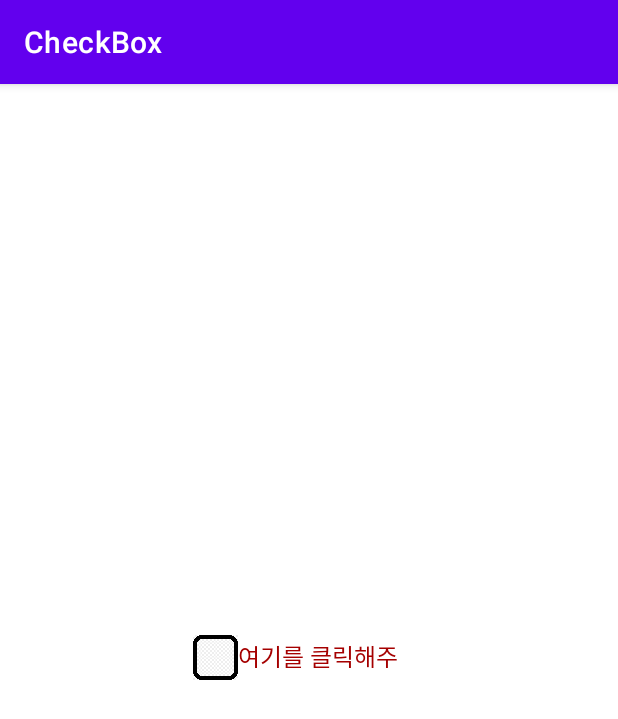
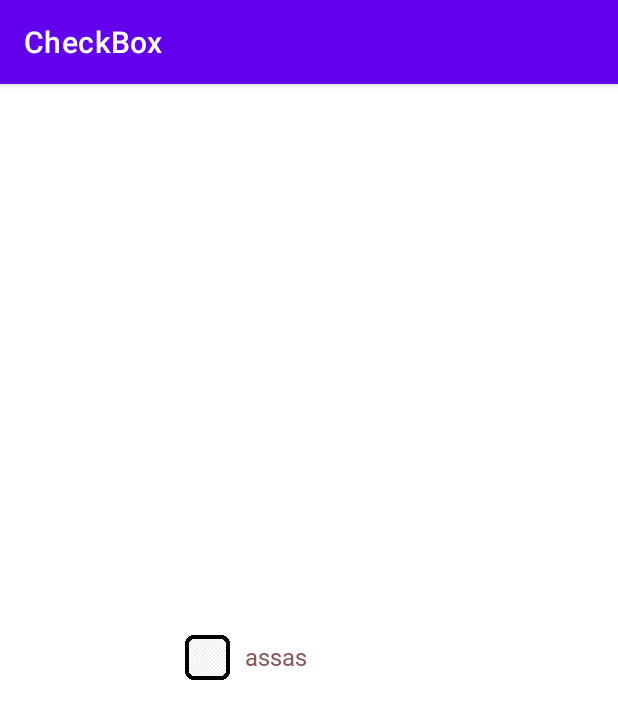
Before and after one commit to Han-JeongHyeon/CheckBoxCustom, an Android app: the screen it shows after launch (MainActivity), on a phone screen of 412 x 824 dp. Shown: the top 719 px of the screen. Run offline under Robolectric (Android 15) with nearby library versions, the phone set to English and light mode, and no system bars.

```diff
--- a/app/src/main/res/layout/activity_main.xml
+++ b/app/src/main/res/layout/activity_main.xml
@@ -13,8 +13,8 @@
         app:c_width="@dimen/widthSize"
         app:c_height="@dimen/heightSize"
         app:t_font="@font/dnfd"
-        app:t_text="여기를 클릭해주세요"
-        app:t_color="#A50000"
+        app:t_text="assas"
+        app:t_color="#875353"
         app:layout_constraintBottom_toBottomOf="parent"
         app:layout_constraintEnd_toEndOf="parent"
         app:layout_constraintHorizontal_bias="0.49"
--- a/app/src/main/res/layout/customview_checkbox.xml
+++ b/app/src/main/res/layout/customview_checkbox.xml
@@ -14,6 +14,7 @@
         android:id="@+id/textView"
         android:layout_width="120dp"
         android:layout_height="20dp"
+        android:layout_marginLeft="10dp"
         android:text="여기를 클릭해주세요"/>
 
 </LinearLayout>
```
